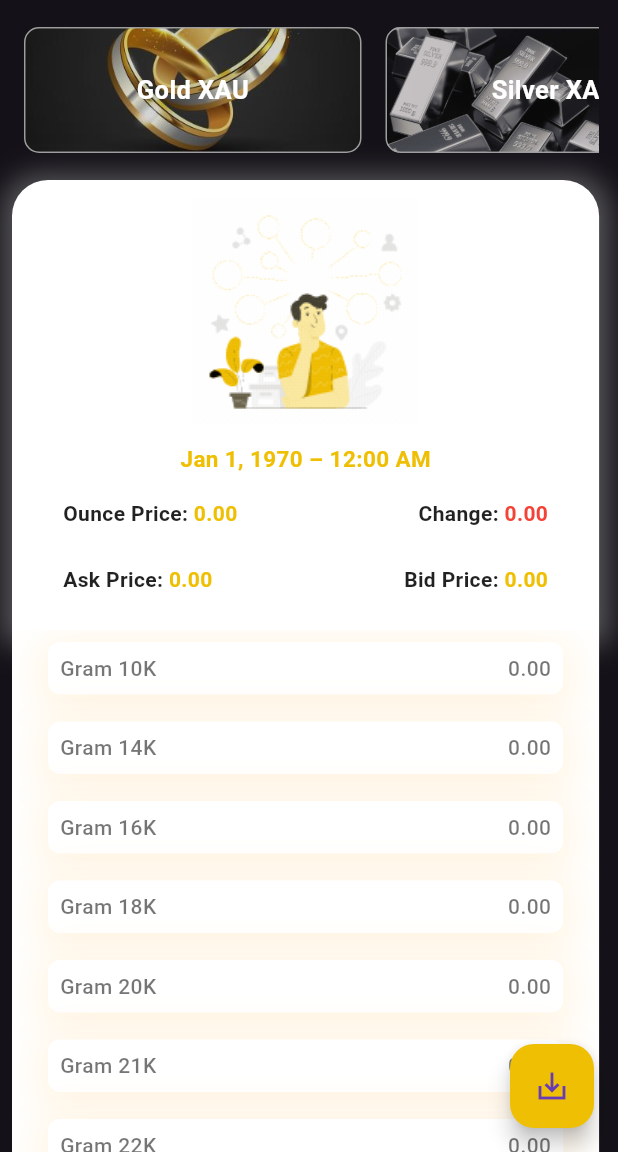
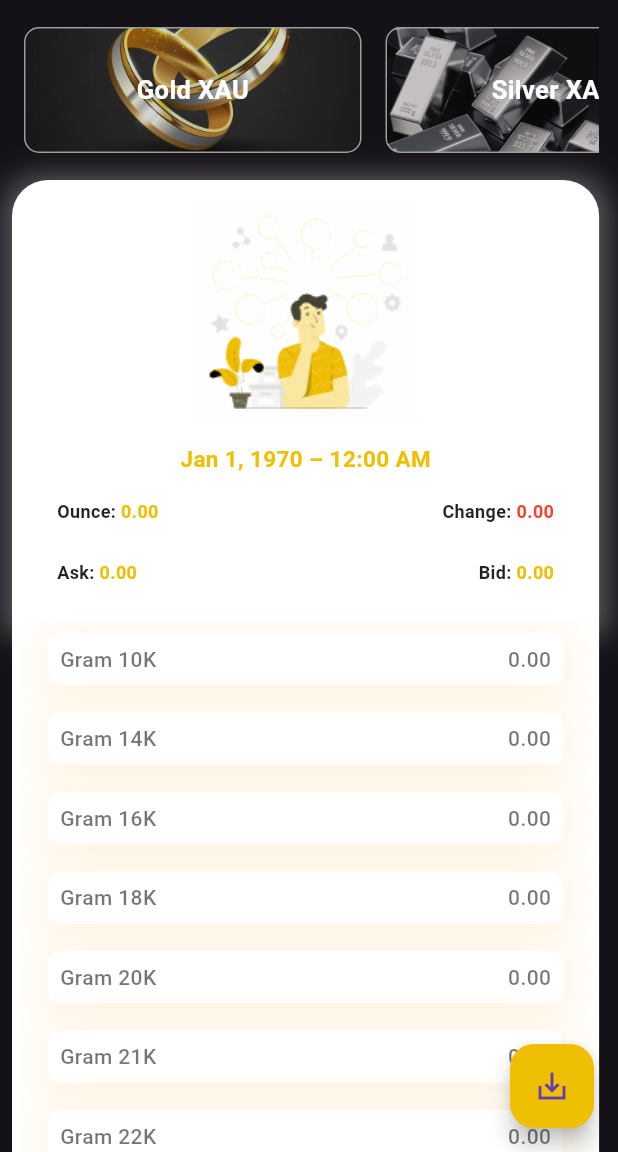
Before and after one commit to islamyoussef/Gold_Swing_App, a Flutter app: the screen it shows after launch, on a phone screen of 412 x 824 dp, the part 84-1236 px from its top. Run offline on Flutter 3.47's test engine with Material 3 defaults, Android fonts, the phone set to English and light mode, and no system bars; our stand-ins replace connectivity_plus, dio, flutter_bloc, hive, hive_flutter; accounts and stored records are empty.

Commit message:
Testing on my mobile via cable and was okay

```diff
--- a/lib/views/cust_widgets/cust_general_reponse.dart
+++ b/lib/views/cust_widgets/cust_general_reponse.dart
@@ -11,12 +11,13 @@ class CustomGeneralResponse extends StatelessWidget {
   @override
   Widget build(BuildContext context) {
     return Container(
-      margin: EdgeInsets.only(left:8, right: 8, bottom: 8),
+      margin: EdgeInsets.only(left:4, right: 4, bottom: 8),
       //width: MediaQuery.of(context).size.width,
       child: Row(
         mainAxisAlignment: MainAxisAlignment.spaceBetween,
         children: [
           Text.rich(
+            softWrap: true,
             TextSpan(
                 text: title,
                 style: customTitleStyle(),
@@ -35,7 +36,7 @@ class CustomGeneralResponse extends StatelessWidget {
   TextStyle customTitleStyle(){
     return TextStyle(
       color: Colors.black87,
-      fontSize: 14,
+      fontSize: 12,
       fontWeight: FontWeight.w700,
     );
   }
@@ -43,7 +44,7 @@ class CustomGeneralResponse extends StatelessWidget {
   TextStyle customValueStyle(){
     return TextStyle(
       color: compare ? (value > 0 ? Colors.green : Colors.red) : myGoldenColor,
-      fontSize: 14,
+      fontSize: 12,
       fontWeight: FontWeight.w700,
     );
   }
--- a/lib/views/frm_metal_archive.dart
+++ b/lib/views/frm_metal_archive.dart
@@ -121,13 +121,9 @@ class _FrmMetalRateState extends State<FrmMetalArchive> {
               ),
 
               SizedBox(height: 24),
-              Row(
-                mainAxisAlignment: MainAxisAlignment.spaceBetween,
-                children: [
-                  kText('Ask Price: ${selectedRecord.ask.toStringAsFixed(2)}'),
-                  kText('Bid Price: ${selectedRecord.bid.toStringAsFixed(2)}'),
-                ],
-              ),
+
+              kText('Ask: ${selectedRecord.ask.toStringAsFixed(2)}'),
+              kText('Bid: ${selectedRecord.bid.toStringAsFixed(2)}'),
 
               Divider(),
               Row(
--- a/lib/views/frm_metal_rate.dart
+++ b/lib/views/frm_metal_rate.dart
@@ -224,7 +224,7 @@ class _FrmMetalRateState extends State<FrmMetalRate> {
                     mainAxisAlignment: MainAxisAlignment.spaceBetween,
                     children: [
                       CustomGeneralResponse(
-                        title: 'Ounce Price: ',
+                        title: 'Ounce: ',
                         value: metalRateModel.price,
                       ),
 
@@ -243,12 +243,12 @@ class _FrmMetalRateState extends State<FrmMetalRate> {
                     mainAxisAlignment: MainAxisAlignment.spaceBetween,
                     children: [
                       CustomGeneralResponse(
-                        title: 'Ask Price: ',
+                        title: 'Ask: ',
                         value: metalRateModel.ask,
                       ),
 
                       CustomGeneralResponse(
-                        title: 'Bid Price: ',
+                        title: 'Bid: ',
                         value: metalRateModel.bid,
                       ),
                     ],
```
Also changed, not shown: 1 other file.
